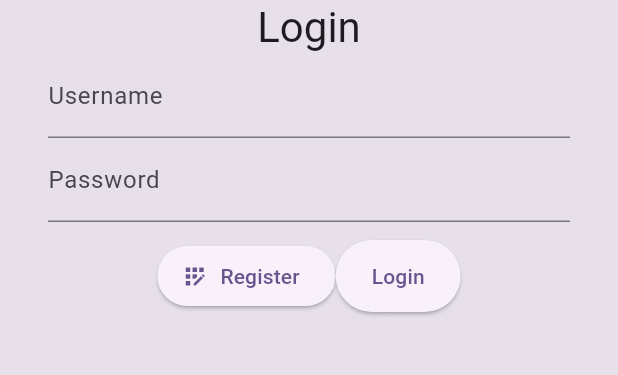
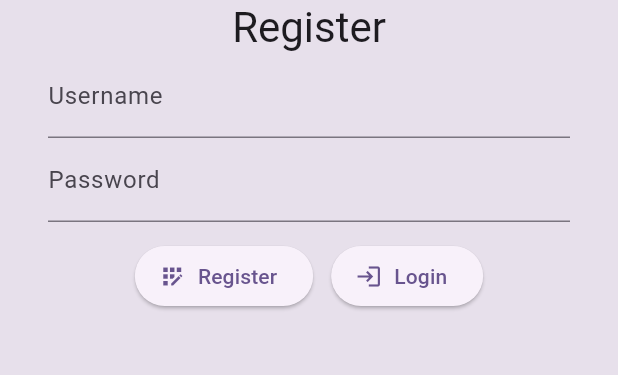
Before and after one commit to cholazzzb/amaz_corp_mobile, a Flutter app: the screen it shows after launch, after a tap on "Register", on a phone screen of 412 x 824 dp, the part 492-867 px from its top. Run offline on Flutter 3.47's test engine with Material 2 defaults, Android fonts, the phone set to English and light mode, and no system bars; our stand-ins replace dio, either_dart, flutter_dotenv, flutter_riverpod, flutter_secure_storage, freezed_annotation and 4 more; generated files the repository leaves out were written again; network calls fail.

Commit message:
fix(app): routing

```diff
--- a/lib/routing/app_router.dart
+++ b/lib/routing/app_router.dart
@@ -35,6 +35,8 @@
   tasks,
 }
 
+final publicRoute = {"/", "/register", "/login"};
+
 @Riverpod(keepAlive: true)
 GoRouter goRouter(GoRouterRef ref) {
   final localUserRepo = ref.watch(localUserRepoProvider);
@@ -42,14 +44,17 @@
     initialLocation: '/',
     redirect: (BuildContext context, GoRouterState state) async {
       final bool isLoggedIn = await localUserRepo.isLoggedIn();
-      // final bool notLoggedRoute =
-      //     state.matchedLocation == '/' || state.matchedLocation == '/login';
+      bool isPublicLocation = publicRoute.contains(state.matchedLocation);
 
-      if (!isLoggedIn) {
+      if (!isLoggedIn && !isPublicLocation) {
         return '/login';
       }
 
-      return '/building/rooms';
+      if (isLoggedIn && isPublicLocation) {
+        return '/building/schedules';
+      }
+
+      return null;
     },
     // TODO: Add ErrorBuilder
     // errorBuilder: (context, state) => ,
```
